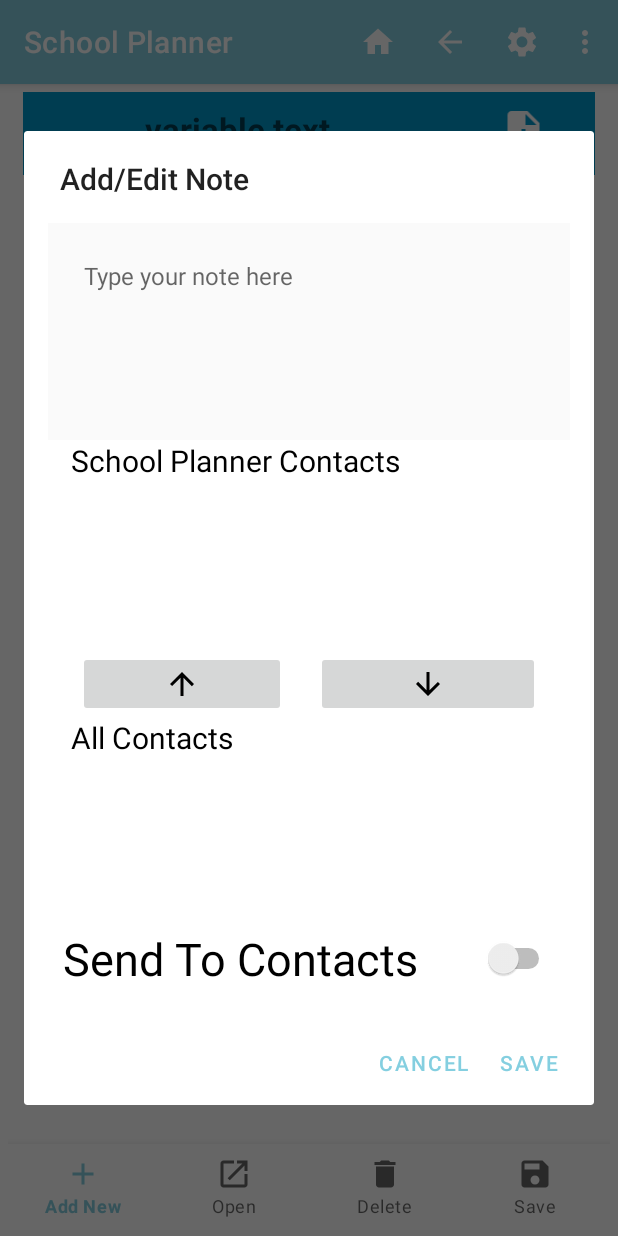
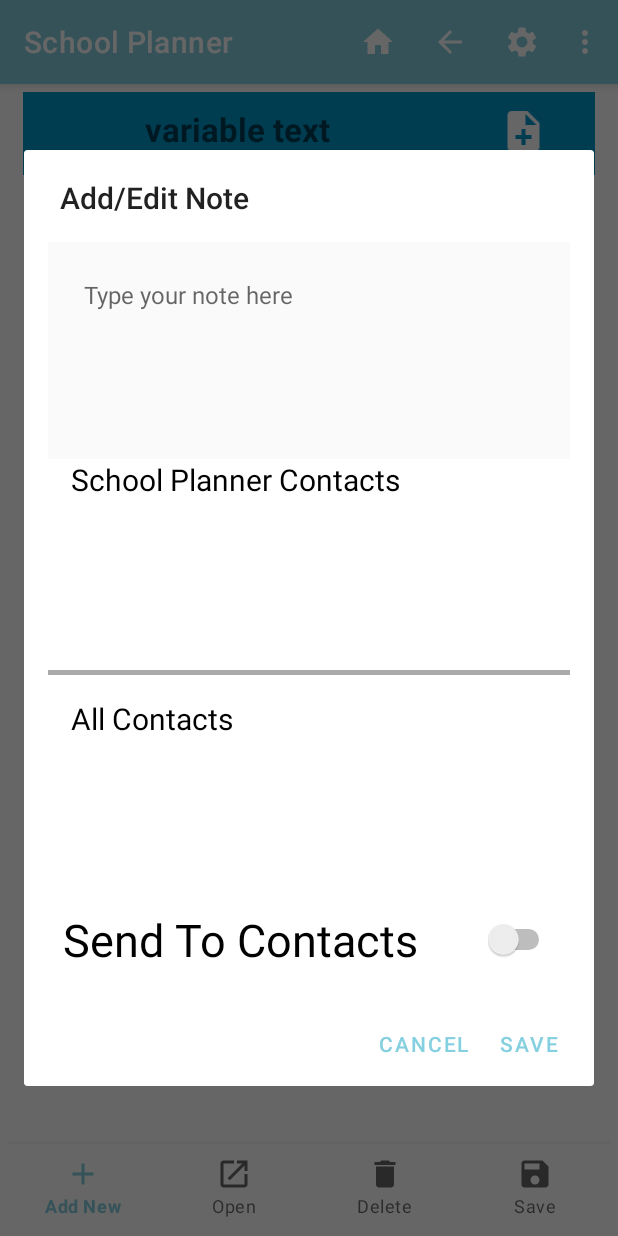
Before and after one commit to leebliss/schoolPlannerMobileApp, an Android app: the CourseDetail screen opened directly, with no data from a screen before it, after a tap on an icon or button, on a phone screen of 412 x 824 dp. Run offline under Robolectric (Android 15) with nearby library versions, the phone set to English and light mode, and no system bars; 4 statements that could not run were skipped; 1 other tap on this screen came first.

Commit message:
School Planner Mobile App Final project for WGU course C196

```diff
--- a/app/src/main/java/com/example/schoolplanner/AddNoteDialog.java
+++ b/app/src/main/java/com/example/schoolplanner/AddNoteDialog.java
@@ -1,40 +1,30 @@
 package com.example.schoolplanner;
 
 import android.Manifest;
-import android.app.Activity;
 import android.app.Dialog;
 import android.content.ContentResolver;
 import android.content.Context;
 import android.content.DialogInterface;
-import android.content.Intent;
 import android.content.pm.PackageManager;
 import android.database.Cursor;
-import android.graphics.Color;
 import android.os.Bundle;
 import android.provider.ContactsContract;
 import android.util.Log;
 import android.view.LayoutInflater;
 import android.view.View;
-import android.widget.AbsListView;
 import android.widget.AdapterView;
 import android.widget.ArrayAdapter;
-import android.widget.Button;
-import android.widget.CheckedTextView;
 import android.widget.EditText;
 import android.widget.ImageButton;
 import android.widget.ListView;
-import android.widget.RelativeLayout;
 import android.widget.Switch;
-import android.widget.TextView;
 import android.widget.Toast;
 import androidx.appcompat.app.AlertDialog;
 import androidx.appcompat.app.AppCompatDialogFragment;
 import androidx.core.app.ActivityCompat;
 import androidx.core.content.ContextCompat;
-
 import java.util.ArrayList;
 import java.util.HashMap;
-import java.util.Iterator;
 import java.util.List;
 import java.util.Map;
 
@@ -45,24 +35,27 @@ public class AddNoteDialog extends AppCompatDialogFragment {
     private static final int RESULT_PICK_CONTACT =1;
     //for db connectivity
     DBHelper dbHelper;
-    //for displaying school planner contacts in a list
-    ArrayList<String> listItem;
-    ArrayList<Integer> selectedItems; //to tack selected items
 
-    ArrayAdapter adapter;
-    ListView userList;
+    /////////////////for displaying school planner contacts in a list/////////////////
+    ArrayList<String> contactListItem;
+    //ArrayList<Integer> selectedItems; //to tack selected items
+    ArrayAdapter contactListAdapter;
+    ListView contactList;
+
     //for holding index of selected item
     int currentlySelectedItem;
     //for parsing name of selected item
     String nameOfSelectedItem;
     String courseNameOnly;
     int courseID;
-    //for displaying all of user's contacts in a list to choose from
+
+    ////////////////for displaying all of user's contacts in a list to choose from///////////
     ArrayList<String> allContactslistItem;
-    String[] allContactItem;
+    String[] allContactItem;   // ??
     ArrayAdapter allContactsAdapter;
-    //ListView allContactsUserList;
-    ListView allContactsUserList;
+    ListView allContactsList;
+
+
     ImageButton upButton, downButton;
     //for changing size of view accordingly
     int viewSize;
@@ -81,12 +74,21 @@ public class AddNoteDialog extends AppCompatDialogFragment {
     }
     @Override
     public Dialog onCreateDialog(Bundle savedInstanceState) {
+
+        AlertDialog.Builder builder = new AlertDialog.Builder(getActivity());
+        //inflate layout
+        LayoutInflater inflater = getActivity().getLayoutInflater();
+        View view = inflater.inflate(R.layout.layout_add_note_dialog, null);
+
         //database connection
         dbHelper = new DBHelper(getActivity());
         //for displaying school planner contacts in a list
-        listItem = new ArrayList<>();
+        contactListItem = new ArrayList<>();
         //for displaying all of user's contacts in a list to choose from
         allContactslistItem = new ArrayList<>();
+        //allContactsAdapter = new ArrayAdapter<>(getActivity(), android.R.layout.simple_list_item_1, allContactslistItem);
+        //allContactsUserList.setAdapter(allContactsAdapter);
+
         //for holding index and name of selected items
         currentlySelectedItem = -1;
         nameOfSelectedItem = "";
@@ -96,68 +98,36 @@ public class AddNoteDialog extends AppCompatDialogFragment {
         //selectedItems = new ArrayList();  // to track the selected items
         selectedContacts = new ArrayList();
 
-        AlertDialog.Builder builder = new AlertDialog.Builder(getActivity());
-        //inflate layout
-        LayoutInflater inflater = getActivity().getLayoutInflater();
-        View view = inflater.inflate(R.layout.layout_add_note_dialog, null);
+        //get hold of lists from layout
+        allContactsList = view.findViewById(R.id.displayAllContactNames);
+        contactList = view.findViewById(R.id.displayContactNames);
+        //set contactList adapter
+        contactListAdapter = new ArrayAdapter<>(getActivity(), android.R.layout.simple_list_item_1, contactListItem);
+        contactList.setAdapter(contactListAdapter);
 
-        //////////////////TEST VERSION/////////////////////////////
-
-        // add listeners for up and down buttons
-        upButton = view.findViewById(R.id.upButton);
-        upButton.setOnClickListener(new View.OnClickListener() {
-            @Override
-            public void onClick(View v) {
-
-                //For testing
-                Toast.makeText(getActivity(), "up button pressed", Toast.LENGTH_SHORT).show();
-            }
-        });
-        downButton = view.findViewById(R.id.downButton);
-        downButton.setOnClickListener(new View.OnClickListener() {
-            @Override
-            public void onClick(View v) {
-
-                //For testing
-                Toast.makeText(getActivity(), "down button pressed", Toast.LENGTH_SHORT).show();
-            }
-        });
-
-        //for clicking on list items in all contacts list
-        allContactsUserList = view.findViewById(R.id.displayAllContactNames);
-        allContactsUserList.setOnItemClickListener(new AdapterView.OnItemClickListener() {
+        //for clicking on list items in allContacts list
+        allContactsList.setOnItemClickListener(new AdapterView.OnItemClickListener() {
             @Override
             public void onItemClick(AdapterView<?> parent, View view, int i, long l) {
 
-                parent.getChildAt(i).setBackgroundColor(Color.YELLOW);
-/*
-                int firstVisible = parent.getFirstVisiblePosition();
-                int lastVisible = parent.getLastVisiblePosition();
+                String selectedListItem =  parent.getItemAtPosition(i).toString();  //get the string from the selected list item
+                if(contactListItem.contains(selectedListItem)){  //already moved from all contacts to contacts
+                    Toast.makeText(getActivity(), "This contact has already been added.", Toast.LENGTH_SHORT).show();
+                }
+                else { //add from all contacts to contacts
+                    contactListAdapter.add(selectedListItem);
+                    contactListAdapter.notifyDataSetChanged();
+                }
+            }
+        });
+        //for clicking on list items in contactsList
+        contactList.setOnItemClickListener(new AdapterView.OnItemClickListener() {
+            @Override
+            public void onItemClick(AdapterView<?> parent, View view, int i, long l) {
 
-                int test1 = parent.getChildCount();
-                //For testing
-                //Toast.makeText(getActivity(), i + " " + test1, Toast.LENGTH_SHORT).show();
-
-                int stepper;
-                //adjust position relative to visible scroll space
-                for (stepper = 0; firstVisible + stepper <= lastVisible; stepper++) {
-                    //System.out.println(n);
-                    if (firstVisible + stepper == i) { //the latter avoids out of index flukes
-                        //Toast.makeText(getActivity(), ""+parent.getPositionForView(i), Toast.LENGTH_SHORT).show();
-                        //test to see if already selected
-                        if (selectedContacts.contains(i)) {
-                            selectedContacts.remove(selectedContacts.indexOf(i));
-                            parent.getChildAt(stepper).setBackgroundColor(Color.TRANSPARENT);
-                            break;
-                        }
-                        else {
-                            selectedContacts.add(i);
-                            parent.getChildAt(stepper).setBackgroundColor(Color.YELLOW);
-                            break;
-                        }
-                    }
-                }
-                */
+                String selectedListItem =  parent.getItemAtPosition(i).toString();  //get the string from the selected list item
+                contactListAdapter.remove(selectedListItem);
+                contactListAdapter.notifyDataSetChanged();
             }
         });
 
@@ -180,6 +150,7 @@ public class AddNoteDialog extends AppCompatDialogFragment {
                             shareBinarySwitch=1;
                         }
                         listener.applyTexts(courseNote,shareBinarySwitch);
+                        addContactsToDatabase();
                     }
                 })
                 .setMultiChoiceItems(allContactItem, null, new DialogInterface.OnMultiChoiceClickListener() {
@@ -209,71 +180,16 @@ public class AddNoteDialog extends AppCompatDialogFragment {
         shareSwitch = view.findViewById(R.id.sendToContactsSwitch);
         if(toShareOrNotToShare==1)shareSwitch.setChecked(true);
         else shareSwitch.setChecked(false);
-        userList = view.findViewById(R.id.displayContactNames);
+        contactList = view.findViewById(R.id.displayContactNames);
         //allContactsUserList = view.findViewById(R.id.displayAllContactNames);
         //get list of all contacts from user's phone
         getContactsList();
-        //show contacts that are already saved to database
+        //show contacts that are already saved to database for this
         viewData();
 
         return builder.create();
     }
 
-    ////////////////////////original/////////////////////////
-        /*
-        //build the dialog
-        builder.setView(view)
-                .setTitle("Add/Edit Note")
-                .setNegativeButton("Cancel", new DialogInterface.OnClickListener() {
-                    @Override
-                    public void onClick(DialogInterface dialog, int i) {
-                        //nothing needed here, only closing the dialog
-                    }
-                })
-                .setPositiveButton("Save", new DialogInterface.OnClickListener() {
-                    @Override
-                    public void onClick(DialogInterface dialog, int i) {
-                        String courseNote = editTextNote.getText().toString();
-                        int shareBinarySwitch=0;
-                        //set to 1 if switch is on
-                        if(shareSwitch.isChecked()){
-                            shareBinarySwitch=1;
-                        }
-                        listener.applyTexts(courseNote,shareBinarySwitch);
-                    }
-                });
-
-        //use courseID to get corresponding data
-        String courseNoteContent="";
-        int toShareOrNotToShare=0;
-        Cursor cursor = dbHelper.getDataByID(parentCourseID, "CourseNotes");
-        if (cursor.getCount() == 0) {
-            Toast.makeText(getActivity(), "No matches found", Toast.LENGTH_SHORT).show();
-        } else {
-            while (cursor.moveToNext()) {
-                courseNoteContent = cursor.getString(1);
-                toShareOrNotToShare = cursor.getInt(2);
-            }
-            //for testing
-            //Toast.makeText(TermDetail.this, "" + courseNameOnly, Toast.LENGTH_SHORT).show();
-        }
-        //set values to items
-        editTextNote = view.findViewById(R.id.noteEditText);
-        editTextNote.setText(courseNoteContent);
-        shareSwitch = view.findViewById(R.id.sendToContactsSwitch);
-        if(toShareOrNotToShare==1)shareSwitch.setChecked(true);
-        else shareSwitch.setChecked(false);
-        userList = view.findViewById(R.id.displayContactNames);
-        allContactsUserList = view.findViewById(R.id.displayAllContactNames);
-
-        //get list of all contacts from user's phone
-        getContactsList();
-        //show contacts that are already saved to database
-        viewData();
-
-        return builder.create();
-    }
-*/
     @Override
     public void onAttach(Context context) {
         super.onAttach(context);
@@ -334,8 +250,8 @@ public class AddNoteDialog extends AppCompatDialogFragment {
                 if (contactPhones != null) {
                     for (String phone :
                             contactPhones) {
-                        //show list of contacts so use can make multiple selections
-                        String nameAndPhone = name +" "+ phone;
+                        //combine name and phone, then add to allContactsList
+                        String nameAndPhone = name +": "+ phone;
                         allContactslistItem.add(nameAndPhone);
                         //addContact(contactId, name, phone, photo);
                         //for testing
@@ -347,12 +263,24 @@ public class AddNoteDialog extends AppCompatDialogFragment {
                 }
             }
             allContactsAdapter = new ArrayAdapter<>(getActivity(), android.R.layout.simple_list_item_1, allContactslistItem);
-            allContactsUserList.setAdapter(allContactsAdapter);
+            allContactsList.setAdapter(allContactsAdapter);
             //programmatically reset height of listview
-            ListViewHelper.setListViewHeightBasedOnChildren(allContactsUserList);
+            ListViewHelper.setListViewHeightBasedOnChildren(allContactsList);
         }
     }
+    private void addContactsToDatabase(){
 
+        //dbHelper needs a method to delete all with a certain courseID, call that here
+
+        //parse name and phone number so they can be added to db separately
+        for(int i = 0; i < contactListItem.size();i++) {
+            String nameAndPhone = contactListItem.get(i);
+            String[] separated = nameAndPhone.split(": ");
+            String name = separated[0];
+            String phone = separated[1];
+            listener.applyTexts(name, phone);
+        }
+    }
     private void viewData(){
         Cursor cursor = dbHelper.viewData("contacts");
         if(cursor.getCount() == 0)
@@ -361,19 +289,21 @@ public class AddNoteDialog extends AppCompatDialogFragment {
             //display name and phone number
             while (cursor.moveToNext()) {
                 if(cursor.getInt(3)==parentCourseID) { //index 3 is the courseID foreign key for ContactInfo DB
-                    String nameAndPhone = ( (cursor.getString(1)) + "\n" + (cursor.getString(2)) );
-                    listItem.add(nameAndPhone);
-                    //listItem.add(cursor.getString(0)); //index 0 is name
+                    //combine name and phone for list display
+                    String nameAndPhone = ( (cursor.getString(1)) + ": " + (cursor.getString(2)) );
+                    contactListItem.add(nameAndPhone);
                 }
             }
-            adapter = new ArrayAdapter<>(getActivity(), android.R.layout.simple_list_item_1, listItem);
-            userList.setAdapter(adapter);
+            contactListAdapter = new ArrayAdapter<>(getActivity(), android.R.layout.simple_list_item_1, contactListItem);
+            contactList.setAdapter(contactListAdapter);
+            //contactListAdapter.notifyDataSetChanged();
             //programatically reset height of listview each time viewData is called
-            ListViewHelper.setListViewHeightBasedOnChildren(userList);
+            ListViewHelper.setListViewHeightBasedOnChildren(contactList);
         }
     }
     public interface AddNoteDialogListener{
+        void applyTexts(String contactName, String contactPhone);
         void applyTexts(String courseNote, int shared);
-        void applyTexts(String contactName, String contactPhone);
+
     }
 }
--- a/app/src/main/res/layout/layout_add_note_dialog.xml
+++ b/app/src/main/res/layout/layout_add_note_dialog.xml
@@ -53,41 +53,21 @@
             android:layout_below="@id/contactListHeader"
             android:textSize="16dp" />
         />
+
     </RelativeLayout>
-
-    <LinearLayout
-        android:id="@+id/moveContactButtons"
+    <View
+        android:id="@+id/dividerLine1"
         android:layout_width="match_parent"
-        android:layout_height="wrap_content"
         android:layout_below="@id/assessmentListViewLayout"
-        android:layout_marginLeft="10dp"
-        android:layout_marginRight="10dp"
-        >
-        <ImageButton
-            android:id="@+id/upButton"
-            android:layout_width="0dp"
-            android:layout_height="wrap_content"
-            android:layout_weight="1"
-            android:layout_marginRight="10dp"
-            android:layout_marginLeft="10dp"
-            app:srcCompat="@drawable/ic_baseline_arrow_upward_24"
-            />
-        <ImageButton
-            android:id="@+id/downButton"
-            android:layout_width="10dp"
-            android:layout_height="wrap_content"
-            android:layout_weight="1"
-            android:layout_marginRight="10dp"
-            android:layout_marginLeft="10dp"
-            app:srcCompat="@drawable/ic_baseline_arrow_downward_24"
-            />
-    </LinearLayout>
-
+        android:layout_height="3dp"
+        android:background="@android:color/darker_gray"
+        android:layout_marginBottom="15dp"
+        />
     <RelativeLayout
         android:id="@+id/allContactsViewLayout"
         android:layout_width="match_parent"
         android:layout_height="125dp"
-        android:layout_below="@id/moveContactButtons"
+        android:layout_below="@id/dividerLine1"
         android:layout_marginLeft="10dp"
         android:layout_marginRight="10dp"
         android:layout_marginBottom="15dp"
```
Also changed, not shown: app/src/main/java/com/example/schoolplanner/CourseDetail.java (+4 -4 lines), app/src/main/java/com/example/schoolplanner/DBHelper.java (+6 -1 lines).
